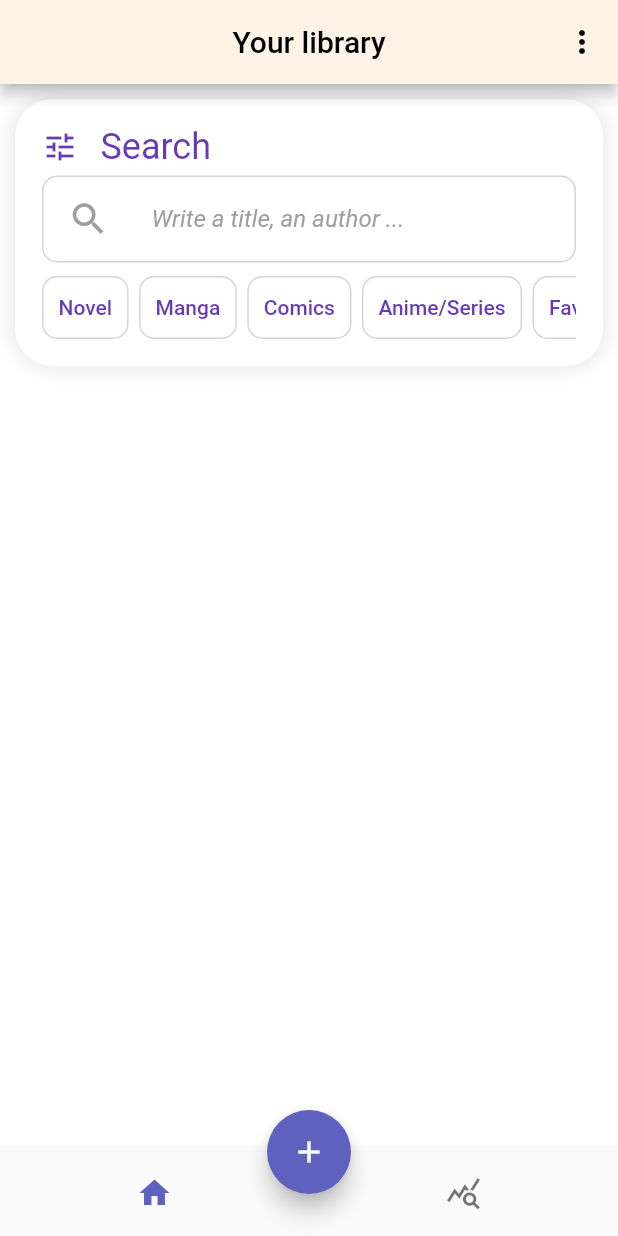
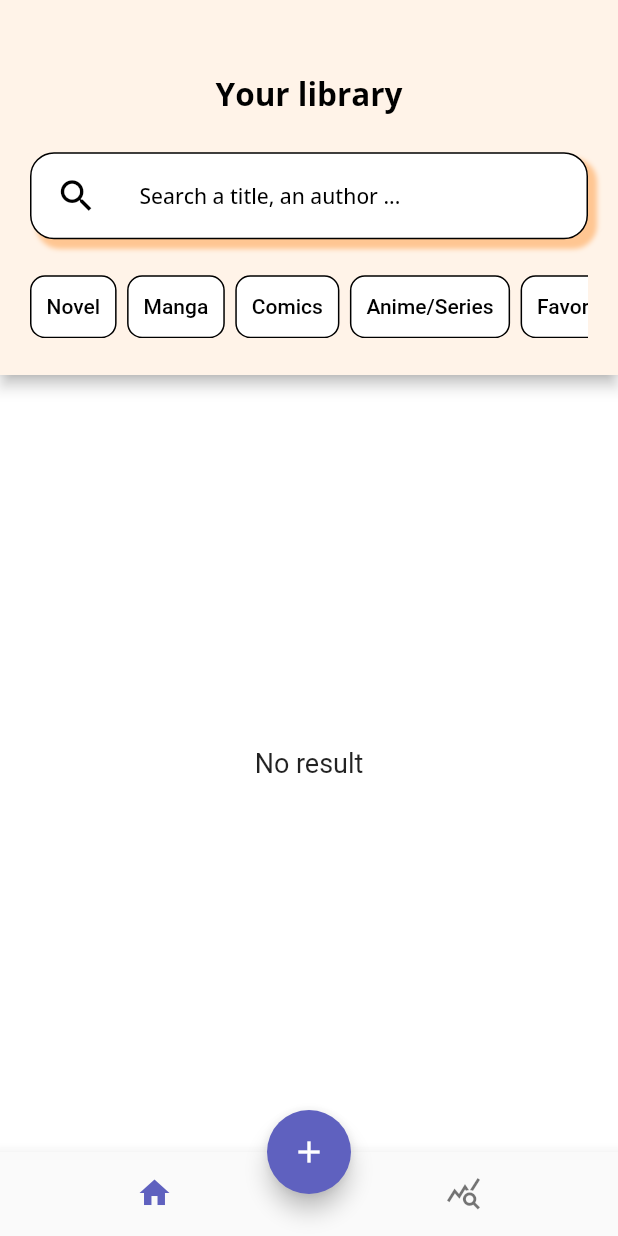
Before and after one commit to PaulineKlein/BookMemoRefonte, a Flutter app: the screen it shows after launch, on a phone screen of 412 x 824 dp. Run offline on Flutter 3.47's test engine with Material 2 defaults, Android fonts, the phone set to English and light mode, and no system bars; our stand-ins replace cached_network_image, csv, easy_localization, equatable, file_picker, firebase_core and 9 more; missing offline and left inert: flutter_barcode_scanner, flutter_form_bloc, home_widget, share_extend; accounts and stored records are empty; statements that could not run were skipped.

Commit message:
[feature UI] add collapse navigation bar

```diff
--- a/assets/translations/en.json
+++ b/assets/translations/en.json
@@ -1,7 +1,7 @@
 {
   "homeTitle" : "Your library",
   "homeEmptyList" : "No book registered yet",
-  "homeSearchTitle": "Write a title, an author ...",
+  "homeSearchTitle": "Search a title, an author ...",
   "bookBuy": "Possesses",
   "bookNotBuy": "borrowed",
   "bookFinish":"Finished",
@@ -61,7 +61,7 @@
   "menuImport": "Import a CSV",
   "menuExport": "Export to CSV",
   "chartTitle": "Statistics",
-  "chartExplanation": "Adapt your filters in your library and the charts will update based on your chosen selection",
+  "chartExplanation": "Adapt your filters and the charts will update based on your chosen selection",
   "pieChartTitle": "Number of books by type",
   "barChartTitleIsFinish": "Books in progress",
   "barChartTitleIsBought": "Books possesses",
--- a/assets/translations/fr.json
+++ b/assets/translations/fr.json
@@ -1,7 +1,7 @@
 {
   "homeTitle" : "Votre bibliothèque",
   "homeEmptyList" : "Pas encore de livre enregistré",
-  "homeSearchTitle": "Entrez un titre, un auteur ...",
+  "homeSearchTitle": "Rechercher un titre, un auteur ...",
   "bookBuy": "Possédé",
   "bookNotBuy": "Emprunté",
   "bookFinish":"Terminé",
@@ -61,7 +61,7 @@
   "menuImport": "Importer un CSV",
   "menuExport": "Exporter en CSV",
   "chartTitle": "Statistiques",
-  "chartExplanation": "Adaptez vos filtres dans votre bibliothèque et les graphiques se mettront à jour en fonction de votre sélection choisie",
+  "chartExplanation": "Adaptez vos filtres et les graphiques se mettront à jour en fonction de votre sélection choisie",
   "pieChartTitle": "Nombre d'ouvrages par type",
   "barChartTitleIsFinish": "Ouvrages en cours",
   "barChartTitleIsBought": "Ouvrages possédés",
--- a/lib/ui/bookMemo_theme.dart
+++ b/lib/ui/bookMemo_theme.dart
@@ -22,11 +22,10 @@ class BookMemoTheme {
   static TextTheme lightTextTheme = TextTheme(
     bodyText1: GoogleFonts.openSans(
       fontSize: 14.0,
-      fontWeight: FontWeight.w700,
       color: Colors.black,
     ),
     headline1: GoogleFonts.openSans(
-      fontSize: 26.0,
+      fontSize: 21.0,
       fontWeight: FontWeight.bold,
       color: Colors.black,
     ),
--- a/lib/ui/home/filter/buildFilter.dart
+++ b/lib/ui/home/filter/buildFilter.dart
@@ -6,6 +6,7 @@ import 'package:flutter/material.dart';
 import 'package:flutter_bloc/flutter_bloc.dart';
 import 'package:provider/provider.dart';
 
+import '../../bookMemo_theme.dart';
 import 'filterInteractor.dart';
 
 enum FilterType {
@@ -68,44 +69,32 @@ class _BuildFilter extends State<BuildFilter> {
 
   @override
   Widget build(BuildContext context) {
-    return Container(
-      padding: const EdgeInsets.all(18.0),
-      decoration: BoxDecoration(
-        boxShadow: [
-          BoxShadow(
-            blurRadius: 13,
-            color: Colors.black12,
-          ),
-        ],
-        color: Colors.white,
-        borderRadius: BorderRadius.all(Radius.circular(25.0)),
-      ),
-      child: Column(
+    return Column(
       children: <Widget>[
-          Row(children: <Widget>[
-            Icon(Icons.tune, color: Colors.deepPurple),
-            SizedBox(width: 15.0),
-            Text(
-              'filterCategory'.tr(),
-              style: Theme.of(context)
-                  .textTheme
-                  .headline5
-                  ?.apply(color: Colors.deepPurple),
-            ),
-          ]),
-          SizedBox(height: 5.0),
         Container(
           alignment: Alignment.center,
           decoration: BoxDecoration(
-              borderRadius: BorderRadius.all(Radius.circular(10.0)),
+            color: Colors.white,
+            borderRadius: BorderRadius.all(Radius.circular(16.0)),
+            boxShadow: [
+              BoxShadow(
+                offset: const Offset(
+                  5.0,
+                  5.0,
+                ),
+                blurRadius: 2.0,
+                spreadRadius: 1.0,
+                color: colorPrimary,
+              ),
+            ],
             border: Border.all(
-                color: Colors.grey.withOpacity(.43),
+              color: Colors.black,
             ),
           ),
           child: ListTile(
             leading: Icon(
               Icons.search,
-                color: Colors.grey,
+              color: Colors.black,
               size: 28,
             ),
             title: TextField(
@@ -113,18 +102,14 @@ class _BuildFilter extends State<BuildFilter> {
               controller: myTitleSearchController,
               decoration: InputDecoration(
                 hintText: 'homeSearchTitle'.tr(),
-                  hintStyle: TextStyle(
-                    color: Colors.grey,
-                    fontSize: 16,
-                    fontStyle: FontStyle.italic,
-                  ),
+                hintStyle: Theme.of(context).textTheme.bodyText1,
                 border: InputBorder.none,
               ),
               style: TextStyle(color: Colors.black),
             ),
           ),
         ),
-          SizedBox(height: 9.0),
+        SizedBox(height: 24.0),
         Container(
           height: 42,
           child: ListView.builder(
@@ -159,18 +144,16 @@ class _BuildFilter extends State<BuildFilter> {
                       margin: const EdgeInsets.only(right: 7.0),
                       alignment: Alignment.center,
                       decoration: BoxDecoration(
-                          color: _isSelected ? Colors.deepPurple : null,
+                        color: _isSelected ? Colors.black : Colors.white,
                         borderRadius: BorderRadius.all(Radius.circular(10.0)),
                         border: Border.all(
-                            color: Colors.grey.withOpacity(.43),
+                          color: Colors.black,
                         ),
                       ),
                       child: Text(
                         "${_categories[i]}",
                         style: Theme.of(context).textTheme.button?.apply(
-                                color: _isSelected
-                                    ? Colors.white
-                                    : Colors.deepPurple,
+                              color: _isSelected ? Colors.white : Colors.black,
                             ),
                       ),
                     ),
@@ -179,7 +162,6 @@ class _BuildFilter extends State<BuildFilter> {
               }),
         ),
       ],
-      ),
     );
   }
 }
--- a/lib/ui/home/home.dart
+++ b/lib/ui/home/home.dart
@@ -17,6 +17,8 @@ import 'package:provider/provider.dart';
 import '../../bloc/bookBloc.dart';
 import '../../bloc/bookEvent.dart';
 import '../../bloc/bookState.dart';
+import '../bookMemo_theme.dart';
+import 'filter/buildFilter.dart';
 import 'listBooks/buildListBooks.dart';
 
 class HomePage extends StatefulWidget {
@@ -31,6 +33,8 @@ class _HomePageState extends State<HomePage> {
   StreamSubscription? subscription;
   int _selectedIndex = 0;
   late BookRepository repository;
+  ScrollController _scrollController = ScrollController();
+  bool _isScrolled = false;
 
   @override
   initState() {
@@ -40,12 +44,25 @@ class _HomePageState extends State<HomePage> {
     if (Platform.isAndroid) {
       subscription = HomeWidget.widgetClicked.listen(_launchedFromWidget);
     }
+    _scrollController.addListener(_listenToScrollChange);
   }
 
   @override
   void dispose() {
     subscription?.cancel();
     super.dispose();
+  }
+
+  void _listenToScrollChange() {
+    if (_scrollController.offset >= 100.0) {
+      setState(() {
+        _isScrolled = true;
+      });
+    } else {
+      setState(() {
+        _isScrolled = false;
+      });
+    }
   }
 
   void _addBook() {
@@ -115,10 +132,23 @@ class _HomePageState extends State<HomePage> {
   @override
   Widget build(BuildContext context) {
     return Scaffold(
-      appBar: AppBar(
-        title: homeTitle(),
+      body: NestedScrollView(
+        controller: _scrollController,
+        headerSliverBuilder: (BuildContext context, bool innerBoxIsScrolled) {
+          return <Widget>[
+            SliverAppBar(
+              expandedHeight: 250.0,
+              pinned: true,
+              forceElevated: true,
               centerTitle: true,
-        actions: <Widget>[
+              title: AnimatedOpacity(
+                duration: Duration(milliseconds: 500),
+                opacity: _isScrolled ? 1.0 : 0.0,
+                curve: Curves.ease,
+                child: homeTitle(),
+              ),
+              actions: _isScrolled
+                  ? <Widget>[
                       PopupMenuButton<String>(
                         onSelected: _handleMenuClick,
                         itemBuilder: (BuildContext context) {
@@ -131,9 +161,71 @@ class _HomePageState extends State<HomePage> {
                           }).toList();
                         },
                       ),
+                    ]
+                  : null,
+              backgroundColor: colorPrimaryLight,
+              flexibleSpace: FlexibleSpaceBar(
+                collapseMode: CollapseMode.parallax,
+                background: Column(
+                  mainAxisAlignment: MainAxisAlignment.center,
+                  crossAxisAlignment: CrossAxisAlignment.center,
+                  children: <Widget>[
+                    Container(
+                        margin: EdgeInsets.symmetric(vertical: 24.0),
+                        child: homeTitle()),
+                    Padding(
+                      padding: EdgeInsets.symmetric(horizontal: 20),
+                      child: BuildFilter(),
+                    ),
                   ],
                 ),
-      body: BlocListener<BookBloc, BookState>(
+              ),
+            ),
+          ];
+        },
+        body: buildListBookListener(),
+      ),
+      bottomNavigationBar: BottomNavigationBar(
+        currentIndex: _selectedIndex,
+        type: BottomNavigationBarType.fixed,
+        showSelectedLabels: false,
+        showUnselectedLabels: false,
+        items: [
+          BottomNavigationBarItem(icon: Icon(Icons.home), label: ""),
+          BottomNavigationBarItem(icon: Icon(Icons.query_stats), label: "")
+        ],
+        onTap: (index) {
+          _onItemTapped(index);
+        },
+      ),
+      floatingActionButtonLocation: FloatingActionButtonLocation.centerDocked,
+      floatingActionButton: FloatingActionButton(
+        onPressed: _addBook,
+        tooltip: 'AddBook',
+        child: Icon(Icons.add),
+      ),
+    );
+  }
+
+  Widget homeTitle() {
+    if (_selectedIndex == 0) {
+      return Text('homeTitle'.tr(),
+          style: Theme.of(context).textTheme.headline1);
+    } else {
+      return Text('chartTitle'.tr(),
+          style: Theme.of(context).textTheme.headline1);
+    }
+  }
+
+  Widget buildListBookListener() {
+    return BlocListener<BookBloc, BookState>(
+      listenWhen: (previousState, state) {
+        return state is BookSuccess;
+      },
+      listener: (context, state) {
+        BlocProvider.of<BookBloc>(context).add(LoadBook());
+      },
+      child: BlocListener<BookBloc, BookState>(
         listenWhen: (previousState, state) {
           return state is BookSuccess;
         },
@@ -160,33 +252,6 @@ class _HomePageState extends State<HomePage> {
           }
         }),
       ),
-      bottomNavigationBar: BottomNavigationBar(
-        currentIndex: _selectedIndex,
-        type: BottomNavigationBarType.fixed,
-        showSelectedLabels: false,
-        showUnselectedLabels: false,
-        items: [
-          BottomNavigationBarItem(icon: Icon(Icons.home), label: ""),
-          BottomNavigationBarItem(icon: Icon(Icons.query_stats), label: "")
-        ],
-        onTap: (index) {
-          _onItemTapped(index);
-        },
-      ),
-      floatingActionButtonLocation: FloatingActionButtonLocation.centerDocked,
-      floatingActionButton: FloatingActionButton(
-        onPressed: _addBook,
-        tooltip: 'AddBook',
-        child: Icon(Icons.add),
-      ),
     );
   }
-
-  Widget homeTitle() {
-    if (_selectedIndex == 0) {
-      return Text('homeTitle'.tr());
-    } else {
-      return Text('chartTitle'.tr());
 }
-  }
-}
```
Also changed, not shown: lib/ui/home/listBooks/buildListBooks.dart (+27 -17 lines), lib/ui/home/statistics/buildStatistics.dart (+7 -13 lines). Lines whose indentation alone changed are shown as unchanged.
